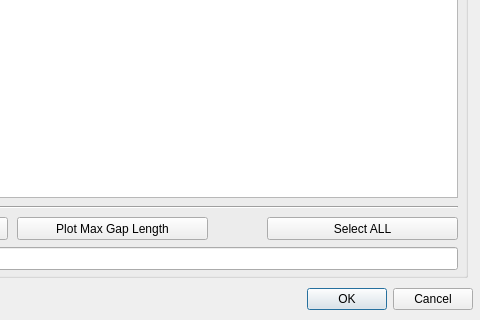
This is TATSSI/UI/qa_analytics.ui in GerardoLopez/TATSSI as Qt 5 draws it before an edit; both pictures show x 643 to 1123 and y 533 to 853 of the 1123 by 853 pixel window. The edited form follows.
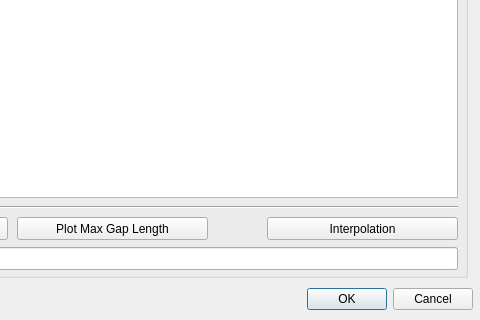
This is the edited form.

Commit message: Time Series Interpolation fully integrated into UI

Patch:
```diff
--- a/TATSSI/UI/qa_analytics.ui
+++ b/TATSSI/UI/qa_analytics.ui
@@ -404,7 +404,7 @@
      </rect>
     </property>
     <property name="text">
-     <string>Select ALL</string>
+     <string>Interpolation</string>
     </property>
    </widget>
    <widget class="QPushButton" name="pbPlotMaxGapLength">
```
Left out of the diff: 2 changed lines with no effect on the pictures. The commit also changes 5 other files.
